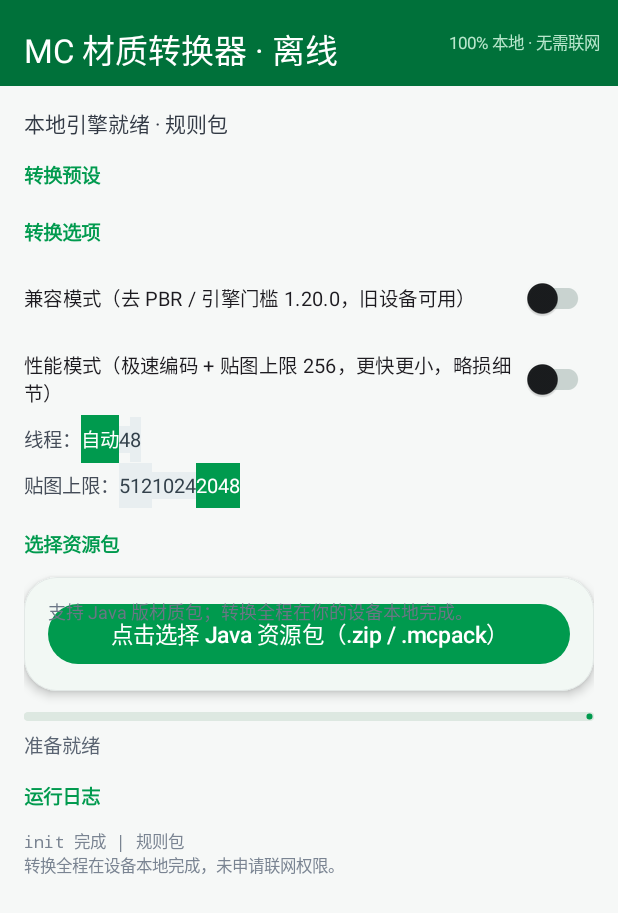
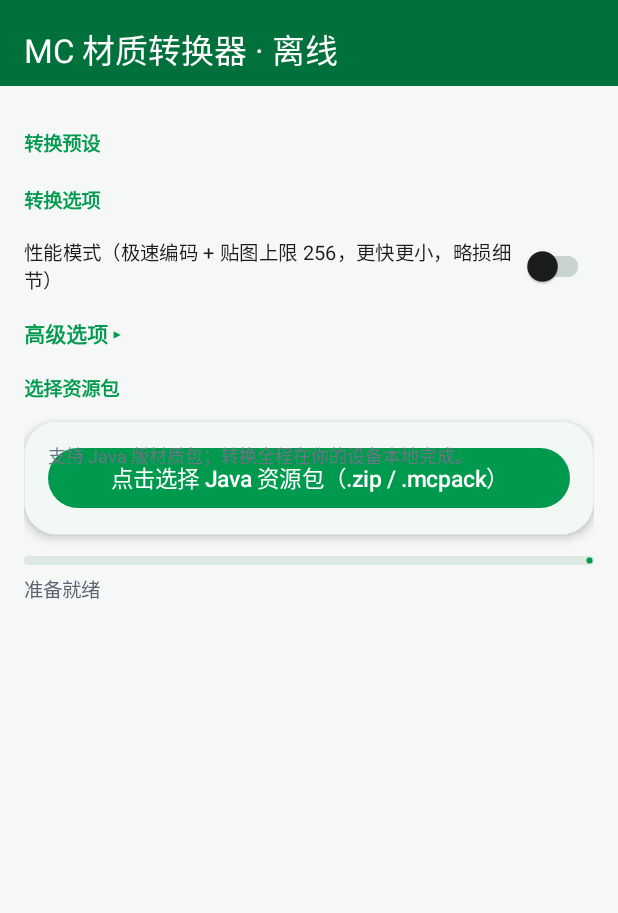
Before and after one commit to xiongmiaozai/OGA-Parity, an Android app: the screen it shows after launch (MainActivity), on a phone screen of 412 x 824 dp. Shown: the top 913 px of the screen. Run offline under Robolectric (Android 15) with nearby library versions, the phone set to English and light mode, and no system bars; libraries missing offline, so code that uses them is left out: com.chaquo.python; 5 statements that could not run were skipped.

Commit message:
v1.4.0: 精简 UI 冗余（去日志区/任务tid/离线徽标，状态行仅出错显示，高级选项折叠），仍离线无联网权限

```diff
--- a/mcjb-offline/app/build.gradle
+++ b/mcjb-offline/app/build.gradle
@@ -11,8 +11,8 @@ android {
         applicationId 'com.mcjb2vv.offline'
         minSdk 24
         targetSdk 34
-        versionCode 4
-        versionName '1.3.0'
+        versionCode 5
+        versionName '1.4.0'
         // 只打主流真机 ABI，控制体积；需要模拟器可加 x86_64
         ndk { abiFilters 'arm64-v8a' }
     }
--- a/mcjb-offline/app/src/main/java/com/mcjb2vv/offline/MainActivity.java
+++ b/mcjb-offline/app/src/main/java/com/mcjb2vv/offline/MainActivity.java
@@ -112,22 +112,13 @@ public class MainActivity extends AppCompatActivity {
         int barPad = (int) (12 * dp);
         bar.setPadding(barPad, barPad, barPad, barPad);
 
-        TextView badge = new TextView(this);
-        badge.setText(R.string.offline_badge);
-        badge.setTextColor(Color.parseColor("#B8E6CC"));
-        badge.setTextSize(11);
-        MaterialToolbar.LayoutParams blp = new MaterialToolbar.LayoutParams(
-                ViewGroup.LayoutParams.WRAP_CONTENT, ViewGroup.LayoutParams.WRAP_CONTENT);
-        blp.gravity = Gravity.END;
-        badge.setLayoutParams(blp);
-        bar.addView(badge);
-
         // ---- 主体（可滚动）----
         LinearLayout body = new LinearLayout(this);
         body.setOrientation(LinearLayout.VERTICAL);
         body.setPadding((int) (16 * dp), (int) (14 * dp), (int) (16 * dp), (int) (16 * dp));
 
         statusText = mkText("正在初始化本地转换引擎…", 14, "#333A45");
+        statusText.setVisibility(View.GONE);   // 仅出错/完成时显示，平时不占位置
         body.addView(statusText);
 
         // ---- 预设 ----
@@ -142,10 +133,20 @@ public class MainActivity extends AppCompatActivity {
 
         // ---- 选项 ----
         body.addView(sectionLabel("转换选项"));
+        // 性能模式：对大包体验提升明显，保持显眼
+        perfBox = mkSwitch("性能模式（极速编码 + 贴图上限 256，更快更小，略损细节）");
+        body.addView(perfBox);
+
+        // 高级选项（默认折叠）：兼容模式 / 线程 / 贴图上限，普通用户无需调整
+        final TextView advToggle = mkText("高级选项 ▸", 14, "#009A4E");
+        advToggle.setTypeface(Typeface.DEFAULT_BOLD);
+        advToggle.setPadding(0, (int) (10 * dp), 0, (int) (2 * dp));
+        final LinearLayout adv = new LinearLayout(this);
+        adv.setOrientation(LinearLayout.VERTICAL);
+        adv.setVisibility(View.GONE);
+
         compatBox = mkSwitch("兼容模式（去 PBR / 引擎门槛 1.20.0，旧设备可用）");
-        perfBox = mkSwitch("性能模式（极速编码 + 贴图上限 256，更快更小，略损细节）");
-        body.addView(compatBox);
-        body.addView(perfBox);
+        adv.addView(compatBox);
 
         LinearLayout threadWrap = new LinearLayout(this);
         threadWrap.setOrientation(LinearLayout.HORIZONTAL);
@@ -157,7 +158,7 @@ public class MainActivity extends AppCompatActivity {
             }
         });
         threadWrap.addView(threadSeg);
-        body.addView(threadWrap);
+        adv.addView(threadWrap);
 
         LinearLayout sizeWrap = new LinearLayout(this);
         sizeWrap.setOrientation(LinearLayout.HORIZONTAL);
@@ -169,7 +170,18 @@ public class MainActivity extends AppCompatActivity {
             }
         });
         sizeWrap.addView(sizeSeg);
-        body.addView(sizeWrap);
+        adv.addView(sizeWrap);
+
+        final boolean[] advOpen = {false};
+        advToggle.setOnClickListener(new View.OnClickListener() {
+            @Override public void onClick(View v) {
+                advOpen[0] = !advOpen[0];
+                adv.setVisibility(advOpen[0] ? View.VISIBLE : View.GONE);
+                advToggle.setText(advOpen[0] ? "高级选项 ▾" : "高级选项 ▸");
+            }
+        });
+        body.addView(advToggle);
+        body.addView(adv);
 
         // ---- 选择卡 ----
         body.addView(sectionLabel("选择资源包"));
@@ -233,19 +245,6 @@ public class MainActivity extends AppCompatActivity {
         });
         resultCard.addView(historyBtn);
         body.addView(resultCard);
-
-        // ---- 日志 ----
-        body.addView(sectionLabel("运行日志"));
-        logText = mkText("", 11, "#7A8492");
-        logText.setTypeface(Typeface.MONOSPACE);
-        logScroll = new ScrollView(this);
-        logScroll.addView(logText, new ViewGroup.LayoutParams(
-                ViewGroup.LayoutParams.MATCH_PARENT, ViewGroup.LayoutParams.WRAP_CONTENT));
-        LinearLayout.LayoutParams logLp = new LinearLayout.LayoutParams(
-                ViewGroup.LayoutParams.MATCH_PARENT, 0, 1f);
-        logLp.topMargin = (int) (8 * dp);
-        logLp.height = (int) (120 * dp);
-        body.addView(logScroll, logLp);
 
         ScrollView rootScroll = new ScrollView(this);
         rootScroll.addView(body);
@@ -408,7 +407,10 @@ public class MainActivity extends AppCompatActivity {
             @Override public void run() {
                 App app = (App) getApplication();
                 if (!app.awaitPython(60000)) {
-                    ui(() -> statusText.setText("Python 运行时启动失败：" + app.getInitError()));
+                    ui(() -> {
+                        statusText.setText("Python 运行时启动失败：" + app.getInitError());
+                        statusText.setVisibility(View.VISIBLE);
+                    });
                     return;
                 }
                 try {
@@ -418,10 +420,7 @@ public class MainActivity extends AppCompatActivity {
                     initialized = true;
                     final String presetsJson = mod.callAttr("presets").toJava(String.class);
                     ui(() -> {
-                        statusText.setText("本地引擎就绪 · 规则包 " + ver);
                         pickBtn.setEnabled(true);
-                        appendLog("init 完成 | 规则包 " + ver);
-                        appendLog("转换全程在设备本地完成，未申请联网权限。");
                         buildPresets(presetsJson);
                     });
                 } catch (Throwable t) {
@@ -532,7 +531,7 @@ public class MainActivity extends AppCompatActivity {
                     String tid = mod.callAttr("start", cacheZip.getAbsolutePath(),
                             opts.toString()).toJava(String.class);
                     currentTid = tid;
-                    ui(() -> stageText.setText("转换中 · 任务 " + tid));
+                    ui(() -> stageText.setText("转换中"));
                     long deadline = System.currentTimeMillis() + 30 * 60 * 1000L;
                     while (System.currentTimeMillis() < deadline) {
                         String js = mod.callAttr("poll", tid).toJava(String.class);
@@ -619,6 +618,7 @@ public class MainActivity extends AppCompatActivity {
             if (!"SUCCESS".equals(state)) {
                 stageText.setText("转换未成功：" + state + (err.isEmpty() ? "" : " · " + err));
                 statusText.setText("请检查输入包是否为有效 Java 资源包");
+                statusText.setVisibility(View.VISIBLE);
                 return;
             }
             progress.setProgressCompat(100, true);
@@ -799,6 +799,7 @@ public class MainActivity extends AppCompatActivity {
     }
 
     private void appendLog(String line) {
+        if (logText == null) return;   // 运行日志 UI 已移除
         logText.append(line + "\n");
         logScroll.post(() -> logScroll.fullScroll(View.FOCUS_DOWN));
     }
```
Also changed, not shown: 1 other file.
